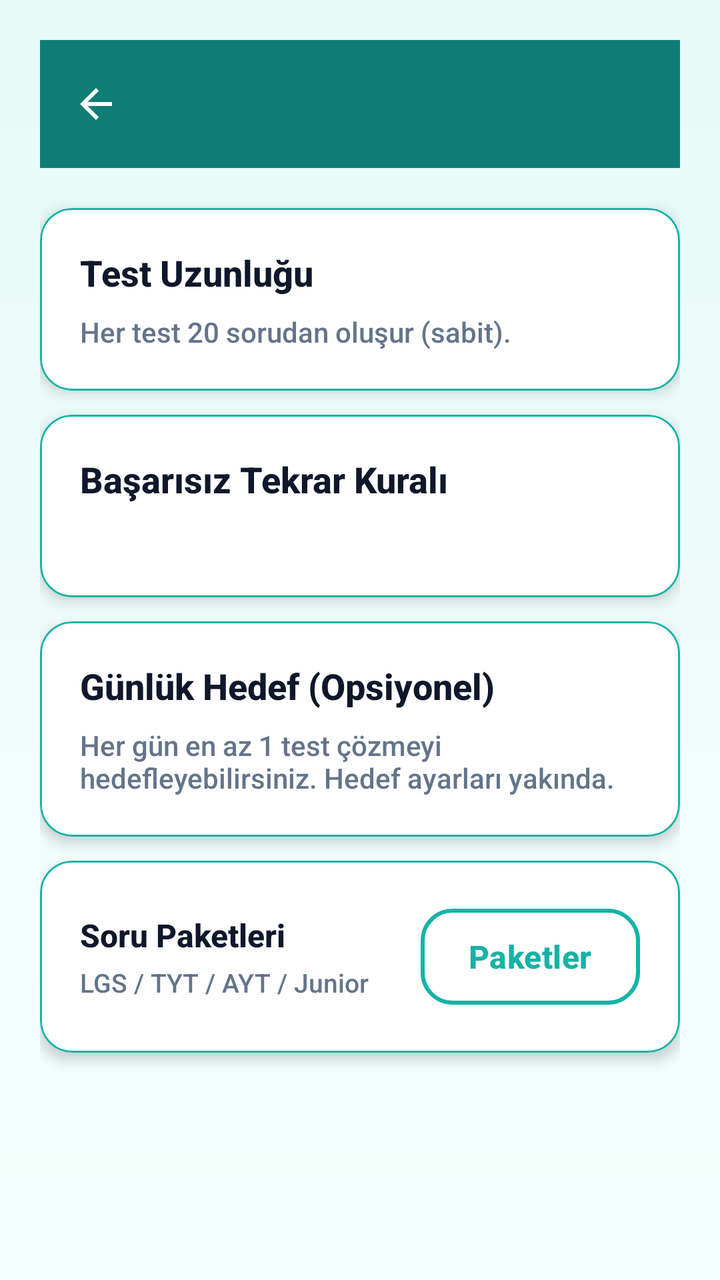
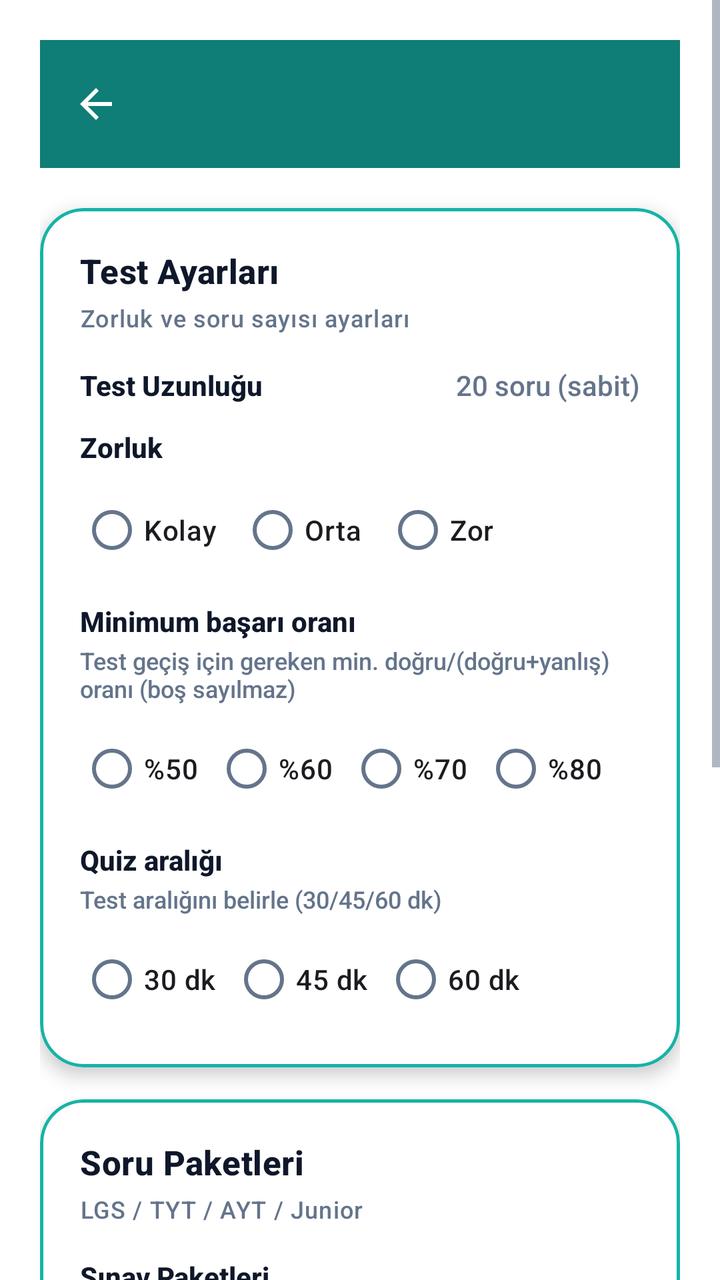

Compare the two renders of this Android layout. The source of the first and the diff that turns it into the second are given below.
<!-- AndroidManifest.xml: application theme Theme.BrainBuddy -->
<!-- res/layout/activity_test_settings.xml -->
<?xml version="1.0" encoding="utf-8"?>
<ScrollView xmlns:android="http://schemas.android.com/apk/res/android"
    xmlns:app="http://schemas.android.com/apk/res-auto"
    android:layout_width="match_parent"
    android:layout_height="match_parent"
    android:orientation="vertical"
    android:background="@drawable/bg_gradient"
    android:fillViewport="true">

    <LinearLayout
        android:layout_width="match_parent"
        android:layout_height="wrap_content"
        android:orientation="vertical"
        android:padding="20dp">

        <com.google.android.material.appbar.MaterialToolbar
            android:id="@+id/toolbar"
            android:layout_width="match_parent"
            android:layout_height="?attr/actionBarSize"
            android:background="@color/bb_turquoise_dark"
            app:titleTextColor="@color/white"
            app:navigationIcon="?attr/homeAsUpIndicator"
            app:navigationIconTint="@color/white"/>

        <com.google.android.material.card.MaterialCardView
            style="@style/BB.Card"
            android:layout_width="match_parent"
            android:layout_height="wrap_content"
            android:layout_marginTop="20dp"
            app:cardBackgroundColor="@color/white"
            app:cardCornerRadius="16dp"
            app:cardElevation="4dp">

            <LinearLayout
                android:layout_width="match_parent"
                android:layout_height="wrap_content"
                android:orientation="vertical"
                android:padding="20dp">

                <TextView
                    android:layout_width="match_parent"
                    android:layout_height="wrap_content"
                    android:text="Test Uzunluğu"
                    android:textSize="18sp"
                    android:textStyle="bold"
                    android:textColor="@color/bb_text"/>

                <TextView
                    android:layout_width="match_parent"
                    android:layout_height="wrap_content"
                    android:layout_marginTop="8dp"
                    android:text="Her test 20 sorudan oluşur (sabit)."
                    android:textSize="14sp"
                    android:textColor="@color/bb_text_muted"/>
            </LinearLayout>
        </com.google.android.material.card.MaterialCardView>

        <com.google.android.material.card.MaterialCardView
            style="@style/BB.Card"
            android:layout_width="match_parent"
            android:layout_height="wrap_content"
            android:layout_marginTop="12dp"
            app:cardBackgroundColor="@color/white"
            app:cardCornerRadius="16dp"
            app:cardElevation="4dp">

            <LinearLayout
                android:layout_width="match_parent"
                android:layout_height="wrap_content"
                android:orientation="vertical"
                android:padding="20dp">

                <TextView
                    android:layout_width="match_parent"
                    android:layout_height="wrap_content"
                    android:text="Başarısız Tekrar Kuralı"
                    android:textSize="18sp"
                    android:textStyle="bold"
                    android:textColor="@color/bb_text"/>

                <TextView
                    android:id="@+id/tvRetryRule"
                    android:layout_width="match_parent"
                    android:layout_height="wrap_content"
                    android:layout_marginTop="8dp"
                    android:textSize="14sp"
                    android:textColor="@color/bb_text_muted"
                    android:lineSpacingMultiplier="1.3"/>
            </LinearLayout>
        </com.google.android.material.card.MaterialCardView>

        <com.google.android.material.card.MaterialCardView
            style="@style/BB.Card"
            android:layout_width="match_parent"
            android:layout_height="wrap_content"
            android:layout_marginTop="12dp"
            app:cardBackgroundColor="@color/white"
            app:cardCornerRadius="16dp"
            app:cardElevation="4dp">

            <LinearLayout
                android:layout_width="match_parent"
                android:layout_height="wrap_content"
                android:orientation="vertical"
                android:padding="20dp">

                <TextView
                    android:layout_width="match_parent"
                    android:layout_height="wrap_content"
                    android:text="Günlük Hedef (Opsiyonel)"
                    android:textSize="18sp"
                    android:textStyle="bold"
                    android:textColor="@color/bb_text"/>

                <TextView
                    android:layout_width="match_parent"
                    android:layout_height="wrap_content"
                    android:layout_marginTop="8dp"
                    android:text="Her gün en az 1 test çözmeyi hedefleyebilirsiniz. Hedef ayarları yakında."
                    android:textSize="14sp"
                    android:textColor="@color/bb_text_muted"/>
            </LinearLayout>
        </com.google.android.material.card.MaterialCardView>

        <com.google.android.material.card.MaterialCardView
            android:layout_width="match_parent"
            android:layout_height="wrap_content"
            android:layout_marginTop="12dp"
            android:layout_marginBottom="24dp"
            app:cardCornerRadius="16dp"
            app:cardElevation="4dp"
            app:cardBackgroundColor="@color/white">

            <LinearLayout
                android:layout_width="match_parent"
                android:layout_height="wrap_content"
                android:orientation="horizontal"
                android:gravity="center_vertical"
                android:padding="20dp">

                <LinearLayout
                    android:layout_width="0dp"
                    android:layout_height="wrap_content"
                    android:layout_weight="1"
                    android:orientation="vertical">

                    <TextView
                        android:layout_width="match_parent"
                        android:layout_height="wrap_content"
                        android:text="Soru Paketleri"
                        android:textSize="16sp"
                        android:textStyle="bold"
                        android:textColor="@color/bb_text"/>

                    <TextView
                        android:layout_width="match_parent"
                        android:layout_height="wrap_content"
                        android:layout_marginTop="4dp"
                        android:text="LGS / TYT / AYT / Junior"
                        android:textSize="13sp"
                        android:textColor="@color/bb_text_muted"/>
                </LinearLayout>

                <com.google.android.material.button.MaterialButton
                    android:id="@+id/btnExamPacks"
                    style="@style/BBButtonAlt"
                    android:text="Paketler"
                    android:layout_width="wrap_content"
                    android:layout_height="wrap_content"/>
            </LinearLayout>
        </com.google.android.material.card.MaterialCardView>
    </LinearLayout>
</ScrollView>
<!-- resources referenced by this layout -->
<resources>
  <color name="bb_text">@color/textPrimary</color>
  <color name="bb_text_muted">@color/textSecondary</color>
  <color name="bb_turquoise_dark">@color/emeraldDark</color>
  <color name="white">#FFFFFF</color>
  <style name="BB.Card">
          <item name="android:background">@drawable/bg_card</item>
          <item name="android:padding">20dp</item>
      </style>
  <color name="textPrimary">#0F172A</color>
  <color name="textSecondary">#64748B</color>
  <color name="emeraldDark">#0E7E76</color>
  <color name="emerald_light">@color/emeraldSoft</color>
  <color name="emerald_surface">#F5FFFD</color>
  <!-- drawable bg_card (drawable) -->
  <?xml version="1.0" encoding="utf-8"?>
  <shape xmlns:android="http://schemas.android.com/apk/res/android">
      <solid android:color="@color/bb_card"/>
      <corners android:radius="20dp"/>
      <padding
          android:left="16dp"
          android:top="16dp"
          android:right="16dp"
          android:bottom="16dp"/>
  </shape>
  <color name="bb_primary">@color/emerald</color>
  <color name="bb_secondary">@color/emeraldDark</color>
  <color name="bb_accent">@color/emerald</color>
  <color name="black">#000000</color>
  <color name="bb_error">@color/danger</color>
  <color name="bb_bg">@color/emeraldSoft</color>
  <color name="bb_surface_container">@color/emerald_surface</color>
  <color name="bb_outline_variant">@color/emerald_primary</color>
  <color name="emerald_dark">@color/emeraldDark</color>
  <color name="emeraldSoft">#E6FAF7</color>
  <color name="bb_card">#FFFFFF</color>
  <color name="emerald">#16B3A6</color>
  <color name="danger">#EF4444</color>
  <color name="emerald_primary">@color/emerald</color>
  <!-- unchanged entries left out for length: 4 -->
</resources>

<!-- the commit's change to res/layout/activity_test_settings.xml (unified diff, before → after) -->
@@ -3,9 +3,8 @@
     xmlns:app="http://schemas.android.com/apk/res-auto"
     android:layout_width="match_parent"
     android:layout_height="match_parent"
-    android:orientation="vertical"
-    android:background="@drawable/bg_gradient"
-    android:fillViewport="true">
+    android:fillViewport="true"
+    android:background="@color/white">
 
     <LinearLayout
         android:layout_width="match_parent"
@@ -13,6 +12,7 @@
         android:orientation="vertical"
         android:padding="20dp">
 
+        
         <com.google.android.material.appbar.MaterialToolbar
             android:id="@+id/toolbar"
             android:layout_width="match_parent"
@@ -20,16 +20,15 @@
             android:background="@color/bb_turquoise_dark"
             app:titleTextColor="@color/white"
             app:navigationIcon="?attr/homeAsUpIndicator"
-            app:navigationIconTint="@color/white"/>
-
+            app:navigationIconTint="@color/white" />
+
+        
         <com.google.android.material.card.MaterialCardView
-            style="@style/BB.Card"
+            android:id="@+id/cardTestSettings"
+            style="@style/Widget.BrainBuddy.AppCardWhite"
             android:layout_width="match_parent"
             android:layout_height="wrap_content"
-            android:layout_marginTop="20dp"
-            app:cardBackgroundColor="@color/white"
-            app:cardCornerRadius="16dp"
-            app:cardElevation="4dp">
+            android:layout_marginTop="20dp">
 
             <LinearLayout
                 android:layout_width="match_parent"
@@ -40,29 +39,215 @@
                 <TextView
                     android:layout_width="match_parent"
                     android:layout_height="wrap_content"
-                    android:text="Test Uzunluğu"
-                    android:textSize="18sp"
-                    android:textStyle="bold"
-                    android:textColor="@color/bb_text"/>
-
-                <TextView
-                    android:layout_width="match_parent"
-                    android:layout_height="wrap_content"
-                    android:layout_marginTop="8dp"
-                    android:text="Her test 20 sorudan oluşur (sabit)."
-                    android:textSize="14sp"
-                    android:textColor="@color/bb_text_muted"/>
+                    android:text="@string/settings_test_settings"
+                    android:textAppearance="@style/TextAppearance.BrainBuddy.AppTitle" />
+
+                <TextView
+                    android:layout_width="match_parent"
+                    android:layout_height="wrap_content"
+                    android:layout_marginTop="4dp"
+                    android:text="@string/settings_test_sub"
+                    android:textAppearance="@style/TextAppearance.BrainBuddy.AppSubtitle" />
+
+                
+                <LinearLayout
+                    android:layout_width="match_parent"
+                    android:layout_height="wrap_content"
+                    android:layout_marginTop="16dp"
+                    android:orientation="horizontal"
+                    android:gravity="center_vertical">
+
+                    <TextView
+                        android:layout_width="0dp"
+                        android:layout_height="wrap_content"
+                        android:layout_weight="1"
+                        android:text="Test Uzunluğu"
+                        android:textSize="14sp"
+                        android:textStyle="bold"
+                        android:textColor="@color/bb_text" />
+
+                    <TextView
+                        android:layout_width="wrap_content"
+                        android:layout_height="wrap_content"
+                        android:text="20 soru (sabit)"
+                        android:textSize="14sp"
+                        android:textColor="@color/bb_text_muted" />
+                </LinearLayout>
+
+                
+                <LinearLayout
+                    android:layout_width="match_parent"
+                    android:layout_height="wrap_content"
+                    android:layout_marginTop="12dp"
+                    android:orientation="vertical">
+
+                    <TextView
+                        android:layout_width="match_parent"
+                        android:layout_height="wrap_content"
+                        android:text="Zorluk"
+                        android:textSize="14sp"
+                        android:textStyle="bold"
+                        android:textColor="@color/bb_text" />
+
+                    <RadioGroup
+                        android:id="@+id/testDifficultyGroup"
+                        android:layout_width="match_parent"
+                        android:layout_height="wrap_content"
+                        android:layout_marginTop="8dp"
+                        android:orientation="horizontal">
+
+                        <RadioButton
+                            android:id="@+id/testDiffEasy"
+                            android:layout_width="wrap_content"
+                            android:layout_height="wrap_content"
+                            android:text="Kolay"
+                            android:textSize="14sp" />
+
+                        <RadioButton
+                            android:id="@+id/testDiffMedium"
+                            android:layout_width="wrap_content"
+                            android:layout_height="wrap_content"
+                            android:layout_marginStart="12dp"
+                            android:text="Orta"
+                            android:textSize="14sp" />
+
+                        <RadioButton
+                            android:id="@+id/testDiffHard"
+                            android:layout_width="wrap_content"
+                            android:layout_height="wrap_content"
+                            android:layout_marginStart="12dp"
+                            android:text="Zor"
+                            android:textSize="14sp" />
+                    </RadioGroup>
+                </LinearLayout>
+
+                
+                <LinearLayout
+                    android:layout_width="match_parent"
+                    android:layout_height="wrap_content"
+                    android:layout_marginTop="12dp"
+                    android:orientation="vertical">
+
+                    <TextView
+                        android:layout_width="match_parent"
+                        android:layout_height="wrap_content"
+                        android:text="@string/settings_min_success_rate"
+                        android:textSize="14sp"
+                        android:textStyle="bold"
+                        android:textColor="@color/bb_text" />
+
+                    <TextView
+                        android:layout_width="match_parent"
+                        android:layout_height="wrap_content"
+                        android:layout_marginTop="2dp"
+                        android:text="@string/settings_min_success_rate_sub"
+                        android:textSize="12sp"
+                        android:textColor="@color/bb_text_muted" />
+
+                    <RadioGroup
+                        android:id="@+id/testSuccessRateGroup"
+                        android:layout_width="match_parent"
+                        android:layout_height="wrap_content"
+                        android:layout_marginTop="8dp"
+                        android:orientation="horizontal">
+
+                        <RadioButton
+                            android:id="@+id/testSuccessRate50"
+                            android:layout_width="wrap_content"
+                            android:layout_height="wrap_content"
+                            android:text="@string/success_rate_50"
+                            android:textSize="14sp" />
+
+                        <RadioButton
+                            android:id="@+id/testSuccessRate60"
+                            android:layout_width="wrap_content"
+                            android:layout_height="wrap_content"
+                            android:layout_marginStart="8dp"
+                            android:text="@string/success_rate_60"
+                            android:textSize="14sp" />
+
+                        <RadioButton
+                            android:id="@+id/testSuccessRate70"
+                            android:layout_width="wrap_content"
+                            android:layout_height="wrap_content"
+                            android:layout_marginStart="8dp"
+                            android:text="@string/success_rate_70"
+                            android:textSize="14sp" />
+
+                        <RadioButton
+                            android:id="@+id/testSuccessRate80"
+                            android:layout_width="wrap_content"
+                            android:layout_height="wrap_content"
+                            android:layout_marginStart="8dp"
+                            android:text="@string/success_rate_80"
+                            android:textSize="14sp" />
+                    </RadioGroup>
+                </LinearLayout>
+
+                
+                <LinearLayout
+                    android:layout_width="match_parent"
+                    android:layout_height="wrap_content"
+                    android:layout_marginTop="12dp"
+                    android:orientation="vertical">
+
+                    <TextView
+                        android:layout_width="match_parent"
+                        android:layout_height="wrap_content"
+                        android:text="@string/settings_quiz_interval"
+                        android:textSize="14sp"
+                        android:textStyle="bold"
+                        android:textColor="@color/bb_text" />
+
+                    <TextView
+                        android:layout_width="match_parent"
+                        android:layout_height="wrap_content"
+                        android:layout_marginTop="2dp"
+                        android:text="@string/settings_quiz_interval_sub"
+                        android:textSize="12sp"
+                        android:textColor="@color/bb_text_muted" />
+
+                    <RadioGroup
+                        android:id="@+id/testQuizIntervalGroup"
+                        android:layout_width="match_parent"
+                        android:layout_height="wrap_content"
+                        android:layout_marginTop="8dp"
+                        android:orientation="horizontal">
+
+                        <RadioButton
+                            android:id="@+id/testInterval30"
+                            android:layout_width="wrap_content"
+                            android:layout_height="wrap_content"
+                            android:text="@string/interval_30"
+                            android:textSize="14sp" />
+
+                        <RadioButton
+                            android:id="@+id/testInterval45"
+                            android:layout_width="wrap_content"
+                            android:layout_height="wrap_content"
+                            android:layout_marginStart="8dp"
+                            android:text="@string/interval_45"
+                            android:textSize="14sp" />
+
+                        <RadioButton
+                            android:id="@+id/testInterval60"
+                            android:layout_width="wrap_content"
+                            android:layout_height="wrap_content"
+                            android:layout_marginStart="8dp"
+                            android:text="@string/interval_60"
+                            android:textSize="14sp" />
+                    </RadioGroup>
+                </LinearLayout>
             </LinearLayout>
         </com.google.android.material.card.MaterialCardView>
 
+        
         <com.google.android.material.card.MaterialCardView
-            style="@style/BB.Card"
+            android:id="@+id/cardPacks"
+            style="@style/Widget.BrainBuddy.AppCardWhite"
             android:layout_width="match_parent"
             android:layout_height="wrap_content"
-            android:layout_marginTop="12dp"
-            app:cardBackgroundColor="@color/white"
-            app:cardCornerRadius="16dp"
-            app:cardElevation="4dp">
+            android:layout_marginTop="16dp">
 
             <LinearLayout
                 android:layout_width="match_parent"
@@ -73,30 +258,67 @@
                 <TextView
                     android:layout_width="match_parent"
                     android:layout_height="wrap_content"
-                    android:text="Başarısız Tekrar Kuralı"
-                    android:textSize="18sp"
-                    android:textStyle="bold"
-                    android:textColor="@color/bb_text"/>
-
-                <TextView
-                    android:id="@+id/tvRetryRule"
-                    android:layout_width="match_parent"
-                    android:layout_height="wrap_content"
-                    android:layout_marginTop="8dp"
-                    android:textSize="14sp"
-                    android:textColor="@color/bb_text_muted"
-                    android:lineSpacingMultiplier="1.3"/>
+                    android:text="@string/parent_question_packs"
+                    android:textAppearance="@style/TextAppearance.BrainBuddy.AppTitle" />
+
+                <TextView
+                    android:layout_width="match_parent"
+                    android:layout_height="wrap_content"
+                    android:layout_marginTop="4dp"
+                    android:text="@string/parent_question_packs_sub"
+                    android:textAppearance="@style/TextAppearance.BrainBuddy.AppSubtitle" />
+
+                <LinearLayout
+                    android:layout_width="match_parent"
+                    android:layout_height="wrap_content"
+                    android:layout_marginTop="16dp"
+                    android:orientation="horizontal"
+                    android:gravity="center_vertical">
+
+                    <LinearLayout
+                        android:layout_width="0dp"
+                        android:layout_height="wrap_content"
+                        android:layout_weight="1"
+                        android:orientation="vertical">
+
+                        <TextView
+                            android:layout_width="match_parent"
+                            android:layout_height="wrap_content"
+                            android:text="@string/settings_exam_packs"
+                            android:textSize="14sp"
+                            android:textStyle="bold"
+                            android:textColor="@color/bb_text" />
+
+                        <TextView
+                            android:layout_width="match_parent"
+                            android:layout_height="wrap_content"
+                            android:layout_marginTop="2dp"
+                            android:text="@string/settings_exam_packs_sub"
+                            android:textSize="12sp"
+                            android:textColor="@color/bb_text_muted" />
+                    </LinearLayout>
+
+                    <com.google.android.material.button.MaterialButton
+                        android:id="@+id/btnExamPacks"
+                        style="@style/BBButtonAlt"
+                        android:layout_width="wrap_content"
+                        android:layout_height="wrap_content"
+                        android:text="Paketleri Yönet"
+                        android:minWidth="0dp"
+                        android:minHeight="0dp"
+                        android:paddingHorizontal="16dp" />
+                </LinearLayout>
             </LinearLayout>
         </com.google.android.material.card.MaterialCardView>
 
+        
         <com.google.android.material.card.MaterialCardView
-            style="@style/BB.Card"
+            android:id="@+id/cardEducation"
+            style="@style/Widget.BrainBuddy.AppCardWhite"
             android:layout_width="match_parent"
             android:layout_height="wrap_content"
-            android:layout_marginTop="12dp"
-            app:cardBackgroundColor="@color/white"
-            app:cardCornerRadius="16dp"
-            app:cardElevation="4dp">
+            android:layout_marginTop="16dp"
+            android:layout_marginBottom="24dp">
 
             <LinearLayout
                 android:layout_width="match_parent"
@@ -107,66 +329,45 @@
                 <TextView
                     android:layout_width="match_parent"
                     android:layout_height="wrap_content"
-                    android:text="Günlük Hedef (Opsiyonel)"
-                    android:textSize="18sp"
-                    android:textStyle="bold"
-                    android:textColor="@color/bb_text"/>
-
-                <TextView
-                    android:layout_width="match_parent"
-                    android:layout_height="wrap_content"
-                    android:layout_marginTop="8dp"
-                    android:text="Her gün en az 1 test çözmeyi hedefleyebilirsiniz. Hedef ayarları yakında."
-                    android:textSize="14sp"
-                    android:textColor="@color/bb_text_muted"/>
-            </LinearLayout>
-        </com.google.android.material.card.MaterialCardView>
-
-        <com.google.android.material.card.MaterialCardView
-            android:layout_width="match_parent"
-            android:layout_height="wrap_content"
-            android:layout_marginTop="12dp"
-            android:layout_marginBottom="24dp"
-            app:cardCornerRadius="16dp"
-            app:cardElevation="4dp"
-            app:cardBackgroundColor="@color/white">
-
-            <LinearLayout
-                android:layout_width="match_parent"
-                android:layout_height="wrap_content"
-                android:orientation="horizontal"
-                android:gravity="center_vertical"
-                android:padding="20dp">
-
-                <LinearLayout
-                    android:layout_width="0dp"
-                    android:layout_height="wrap_content"
-                    android:layout_weight="1"
-                    android:orientation="vertical">
-
-                    <TextView
-                        android:layout_width="match_parent"
-                        android:layout_height="wrap_content"
-                        android:text="Soru Paketleri"
-                        android:textSize="16sp"
-                        android:textStyle="bold"
-                        android:textColor="@color/bb_text"/>
-
-                    <TextView
-                        android:layout_width="match_parent"
-                        android:layout_height="wrap_content"
-                        android:layout_marginTop="4dp"
-                        android:text="LGS / TYT / AYT / Junior"
-                        android:textSize="13sp"
-                        android:textColor="@color/bb_text_muted"/>
-                </LinearLayout>
-
+                    android:text="@string/settings_section_education"
+                    android:textAppearance="@style/TextAppearance.BrainBuddy.AppTitle" />
+
+                <TextView
+                    android:layout_width="match_parent"
+                    android:layout_height="wrap_content"
+                    android:layout_marginTop="4dp"
+                    android:text="Test dışı modüller ve pratik kısayollar"
+                    android:textAppearance="@style/TextAppearance.BrainBuddy.AppSubtitle" />
+
+                
                 <com.google.android.material.button.MaterialButton
-                    android:id="@+id/btnExamPacks"
+                    android:id="@+id/btnJuniorModule"
+                    style="@style/BB.Button"
+                    android:layout_width="match_parent"
+                    android:layout_height="wrap_content"
+                    android:layout_marginTop="16dp"
+                    android:text="@string/settings_junior_title"
+                    android:textAllCaps="false" />
+
+                
+                <com.google.android.material.button.MaterialButton
+                    android:id="@+id/btnMiniTest"
                     style="@style/BBButtonAlt"
-                    android:text="Paketler"
-                    android:layout_width="wrap_content"
-                    android:layout_height="wrap_content"/>
+                    android:layout_width="match_parent"
+                    android:layout_height="wrap_content"
+                    android:layout_marginTop="12dp"
+                    android:text="@string/btn_practice"
+                    android:textAllCaps="false" />
+
+                
+                <com.google.android.material.button.MaterialButton
+                    android:id="@+id/btnWorkOnWrongs"
+                    style="@style/BBButtonAlt"
+                    android:layout_width="match_parent"
+                    android:layout_height="wrap_content"
+                    android:layout_marginTop="12dp"
+                    android:text="@string/parent_review_wrong"
+                    android:textAllCaps="false" />
             </LinearLayout>
         </com.google.android.material.card.MaterialCardView>
     </LinearLayout>
<!-- resource entries referenced after the edit -->
@@ -4,26 +4,54 @@
   <color name="bb_text_muted">@color/textSecondary</color>
   <color name="bb_turquoise_dark">@color/emeraldDark</color>
   <color name="white">#FFFFFF</color>
-  <style name="BB.Card">
-          <item name="android:background">@drawable/bg_card</item>
-          <item name="android:padding">20dp</item>
+  <string name="btn_practice">Pratik Yap (Mini Test)</string>
+  <string name="interval_30">30 dk</string>
+  <string name="interval_45">45 dk</string>
+  <string name="interval_60">60 dk</string>
+  <string name="parent_question_packs">Soru Paketleri</string>
+  <string name="parent_question_packs_sub">LGS / TYT / AYT / Junior</string>
+  <string name="parent_review_wrong">Yanlış Cevapları İncele</string>
+  <string name="settings_exam_packs">Sınav Paketleri (LGS/TYT/AYT)</string>
+  <string name="settings_exam_packs_sub">LGS, TYT, AYT sınav paketleri</string>
+  <string name="settings_junior_title">BrainBuddy Junior</string>
+  <string name="settings_min_success_rate">Minimum başarı oranı</string>
+  <string name="settings_min_success_rate_sub">Test geçiş için gereken min. doğru/(doğru+yanlış) oranı (boş sayılmaz)</string>
+  <string name="settings_quiz_interval">Quiz aralığı</string>
+  <string name="settings_quiz_interval_sub">Test aralığını belirle (30/45/60 dk)</string>
+  <string name="settings_section_education">🎓 Öğrenci &amp; Eğitim</string>
+  <string name="settings_test_settings">Test Ayarları</string>
+  <string name="settings_test_sub">Zorluk ve soru sayısı ayarları</string>
+  <string name="success_rate_50">%50</string>
+  <string name="success_rate_60">%60</string>
+  <string name="success_rate_70">%70</string>
+  <string name="success_rate_80">%80</string>
+  <style name="BB.Button" parent="BBButton" />
+  <style name="TextAppearance.BrainBuddy.AppSubtitle" parent="TextAppearance.Material3.BodySmall">
+          <item name="android:textSize">12sp</item>
+          <item name="android:textColor">@color/app_subtitle</item>
+      </style>
+  <style name="TextAppearance.BrainBuddy.AppTitle" parent="TextAppearance.Material3.TitleMedium">
+          <item name="android:textSize">17sp</item>
+          <item name="android:textStyle">bold</item>
+          <item name="android:textColor">@color/app_title</item>
+      </style>
+  <style name="Widget.BrainBuddy.AppCardWhite" parent="Widget.Material3.CardView.Elevated">
+          <item name="cardCornerRadius">@dimen/app_card_radius</item>
+          <item name="cardElevation">@dimen/app_card_elevation</item>
+          <item name="cardBackgroundColor">@color/white</item>
+          <item name="strokeColor">@color/emerald_primary</item>
+          <item name="strokeWidth">@dimen/app_card_stroke_width</item>
+          <item name="android:foreground">?attr/selectableItemBackground</item>
       </style>
   <color name="textPrimary">#0F172A</color>
   <color name="textSecondary">#64748B</color>
   <color name="emeraldDark">#0E7E76</color>
+  <color name="app_subtitle">@color/textSecondary</color>
+  <color name="app_title">@color/textPrimary</color>
+  <dimen name="app_card_radius">22dp</dimen>
+  <dimen name="app_card_elevation">5dp</dimen>
   <color name="emerald_light">@color/emeraldSoft</color>
   <color name="emerald_surface">#F5FFFD</color>
-  <!-- drawable bg_card (drawable) -->
-  <?xml version="1.0" encoding="utf-8"?>
-  <shape xmlns:android="http://schemas.android.com/apk/res/android">
-      <solid android:color="@color/bb_card"/>
-      <corners android:radius="20dp"/>
-      <padding
-          android:left="16dp"
-          android:top="16dp"
-          android:right="16dp"
-          android:bottom="16dp"/>
-  </shape>
   <color name="bb_primary">@color/emerald</color>
   <color name="bb_secondary">@color/emeraldDark</color>
   <color name="bb_accent">@color/emerald</color>
@@ -34,10 +62,10 @@
   <color name="bb_outline_variant">@color/emerald_primary</color>
   <color name="emerald_dark">@color/emeraldDark</color>
   <color name="emeraldSoft">#E6FAF7</color>
-  <color name="bb_card">#FFFFFF</color>
   <color name="emerald">#16B3A6</color>
   <color name="danger">#EF4444</color>
   <color name="emerald_primary">@color/emerald</color>
+  <dimen name="app_card_stroke_width">1.5dp</dimen>
   <!-- unchanged entries left out for length: 4 -->
 </resources>
 
